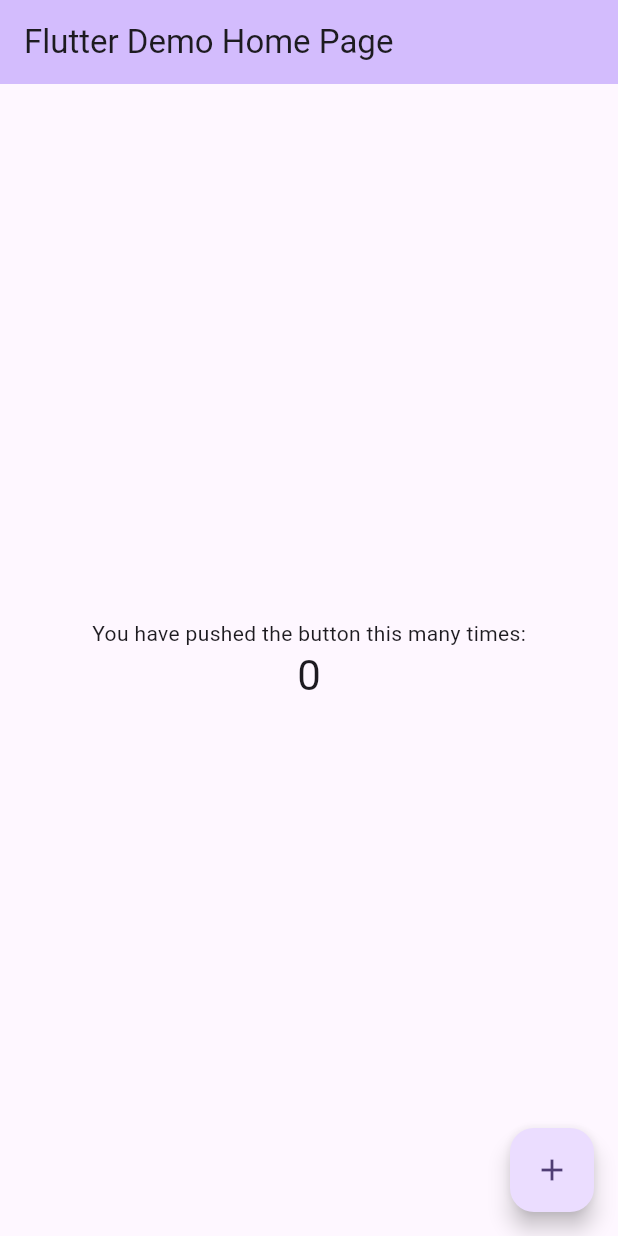
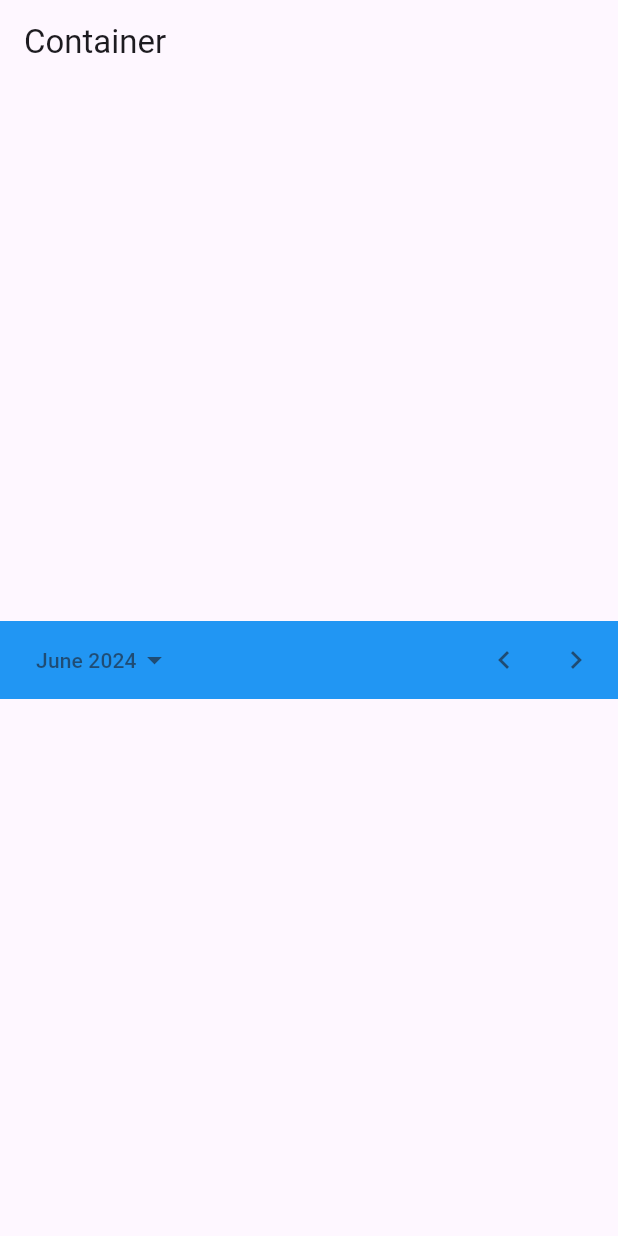
Before and after one commit to Huy17092002/Todolist, a Flutter app: the screen it shows after launch, on a phone screen of 412 x 824 dp. Run offline on Flutter 3.47's test engine with Material 3 defaults, Android fonts, the phone set to English and light mode, and no system bars.

Commit message:
push code

```diff
--- a/lib/main.dart
+++ b/lib/main.dart
@@ -1,68 +1,29 @@
 import 'package:flutter/material.dart';
 
-void main() {
-  runApp(const MyApp());
-}
 
-class MyApp extends StatelessWidget {
-  const MyApp({super.key});
+void main() => runApp(const ContainerApp());
+
+class ContainerApp extends StatelessWidget {
+  const ContainerApp({super.key});
 
   @override
   Widget build(BuildContext context) {
     return MaterialApp(
-      title: 'Flutter Demo',
-      theme: ThemeData(
-        colorScheme: ColorScheme.fromSeed(seedColor: Colors.deepPurple),
-        useMaterial3: true,
-      ),
-      home: const MyHomePage(title: 'Flutter Demo Home Page'),
-    );
-  }
-}
-
-class MyHomePage extends StatefulWidget {
-  const MyHomePage({super.key, required this.title});
-
-  final String title;
-
-  @override
-  State<MyHomePage> createState() => _MyHomePageState();
-}
-
-class _MyHomePageState extends State<MyHomePage> {
-  int _counter = 0;
-
-  void _incrementCounter() {
-    setState(() {
-      _counter++;
-    });
-  }
-
-  @override
-  Widget build(BuildContext context) {
-    return Scaffold(
-      appBar: AppBar(
-        backgroundColor: Theme.of(context).colorScheme.inversePrimary,
-        title: Text(widget.title),
-      ),
-      body: Center(
-        child: Column(
-          mainAxisAlignment: MainAxisAlignment.center,
-          children: <Widget>[
-            const Text(
-              'You have pushed the button this many times:',
+      home: Scaffold(
+        appBar: AppBar(title: const Text('Container')),
+        body: Center(
+          child: Container(
+            width:  598,
+            height: 52,
+            color: Colors.blue,
+            child: CalendarDatePicker(
+              initialDate: DateTime.now(),
+              firstDate: DateTime(2000),
+              lastDate: DateTime(2100),
+              onDateChanged: (DateTime value) {},
             ),
-            Text(
-              '$_counter',
-              style: Theme.of(context).textTheme.headlineMedium,
-            ),
-          ],
+          ),
         ),
-      ),
-      floatingActionButton: FloatingActionButton(
-        onPressed: _incrementCounter,
-        tooltip: 'Increment',
-        child: const Icon(Icons.add),
       ),
     );
   }
--- a/pubspec.yaml
+++ b/pubspec.yaml
@@ -19,7 +19,7 @@ publish_to: 'none' # Remove this line if you wish to publish to pub.dev
 version: 1.0.0+1
 
 environment:
-  sdk: '>=3.3.0 <4.0.0'
+  sdk: '>=3.2.3 <4.0.0'
 
 # Dependencies specify other packages that your package needs in order to work.
 # To automatically upgrade your package dependencies to the latest versions
@@ -36,6 +36,7 @@ dependencies:
   # Use with the CupertinoIcons class for iOS style icons.
   cupertino_icons: ^1.0.6
   provider: ^6.1.2
+
 
 dev_dependencies:
   flutter_test:
```
Also changed, not shown: lib/app_configs.dart (added), lib/constants.dart (added), lib/routes.dart (added), lib/themes.dart (added), pubspec.lock, 3 other files.
